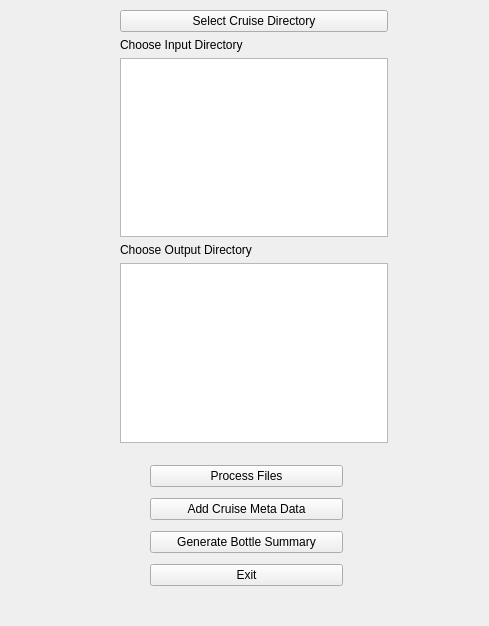
The window that gui_ui/ecofoci_processing_design.ui (NOAA-PMEL/AtSeaPrograms) describes before a commit, drawn with Qt 5.
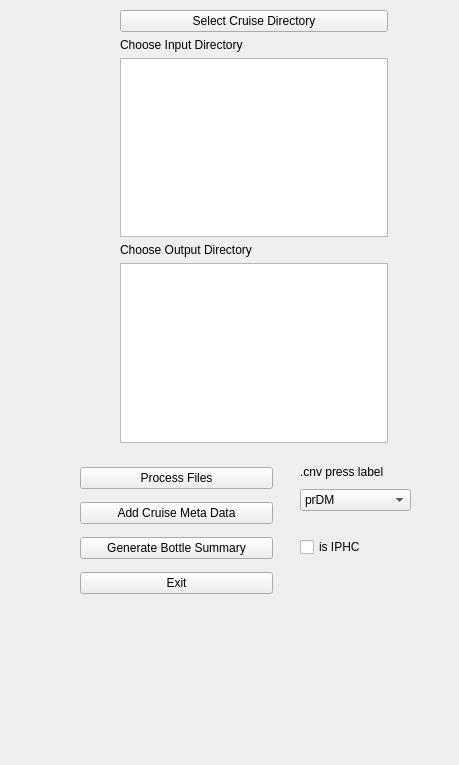
The same window after the commit.

Commit message: add IPHC subclass for ctd conversion

Diff of the .ui file:
```diff
--- a/gui_ui/ecofoci_processing_design.ui
+++ b/gui_ui/ecofoci_processing_design.ui
@@ -6,8 +6,8 @@
    <rect>
     <x>0</x>
     <y>0</y>
-    <width>489</width>
-    <height>626</height>
+    <width>459</width>
+    <height>765</height>
    </rect>
   </property>
   <property name="windowTitle">
@@ -17,44 +17,44 @@
    <widget class="QWidget" name="layoutWidget">
     <property name="geometry">
      <rect>
-      <x>150</x>
+      <x>80</x>
       <y>460</y>
       <width>193</width>
-      <height>134</height>
+      <height>141</height>
      </rect>
     </property>
     <layout class="QGridLayout" name="gridLayout_lower">
-     <item row="3" column="0">
+     <item row="4" column="0">
       <widget class="QPushButton" name="btlSummaryButton">
        <property name="text">
         <string>Generate Bottle Summary</string>
        </property>
       </widget>
      </item>
+     <item row="5" column="0">
+      <widget class="QPushButton" name="exitButton">
+       <property name="text">
+        <string>Exit</string>
+       </property>
+      </widget>
+     </item>
      <item row="1" column="0">
-      <widget class="QPushButton" name="addMetaButton">
-       <property name="text">
-        <string>Add Cruise Meta Data</string>
-       </property>
-      </widget>
-     </item>
-     <item row="0" column="0">
       <widget class="QPushButton" name="processButton">
        <property name="text">
         <string>Process Files</string>
        </property>
       </widget>
      </item>
-     <item row="4" column="0">
-      <widget class="QPushButton" name="exitButton">
+     <item row="3" column="0">
+      <widget class="QPushButton" name="addMetaButton">
        <property name="text">
-        <string>Exit</string>
+        <string>Add Cruise Meta Data</string>
        </property>
       </widget>
      </item>
     </layout>
    </widget>
-   <widget class="QWidget" name="">
+   <widget class="QWidget" name="layoutWidget">
     <property name="geometry">
      <rect>
       <x>120</x>
@@ -93,6 +93,69 @@
      </item>
     </layout>
    </widget>
+   <widget class="QWidget" name="layoutWidget">
+    <property name="geometry">
+     <rect>
+      <x>300</x>
+      <y>460</y>
+      <width>111</width>
+      <height>97</height>
+     </rect>
+    </property>
+    <layout class="QVBoxLayout" name="verticalLayout_2">
+     <item>
+      <widget class="QLabel" name="label_3">
+       <property name="text">
+        <string>.cnv press label</string>
+       </property>
+      </widget>
+     </item>
+     <item>
+      <widget class="QComboBox" name="presscomboBox">
+       <item>
+        <property name="text">
+         <string>prDM</string>
+        </property>
+       </item>
+       <item>
+        <property name="text">
+         <string>prdM</string>
+        </property>
+       </item>
+       <item>
+        <property name="text">
+         <string>prdm</string>
+        </property>
+       </item>
+       <item>
+        <property name="text">
+         <string>prSM</string>
+        </property>
+       </item>
+      </widget>
+     </item>
+     <item>
+      <spacer name="horizontalSpacer">
+       <property name="orientation">
+        <enum>Qt::Horizontal</enum>
+       </property>
+       <property name="sizeHint" stdset="0">
+        <size>
+         <width>40</width>
+         <height>20</height>
+        </size>
+       </property>
+      </spacer>
+     </item>
+     <item>
+      <widget class="QCheckBox" name="IPHCcheckBox">
+       <property name="text">
+        <string>is IPHC</string>
+       </property>
+      </widget>
+     </item>
+    </layout>
+   </widget>
   </widget>
  </widget>
  <resources/>
```
Left out of the diff: 4 changed lines with no effect on the pictures. The commit also changes 5 other files.
